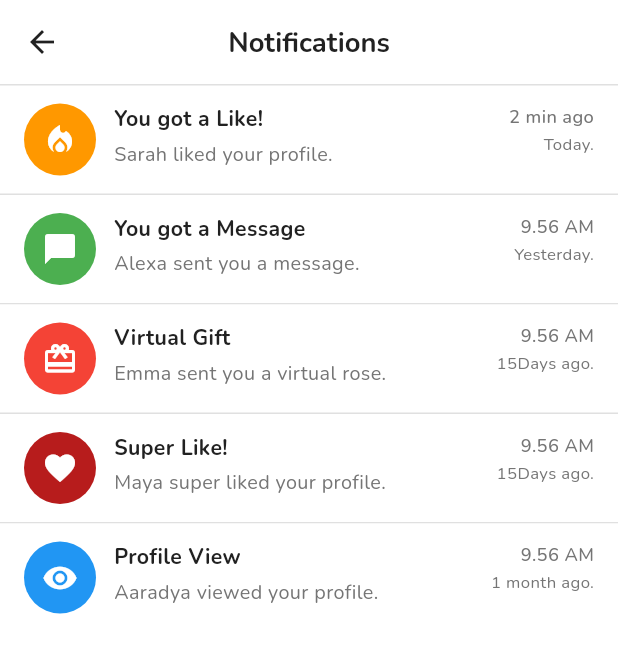
After one commit to sanashajiya/little_hearts, a Flutter app: the NotificationsScreen screen opened by its route, on a phone screen of 412 x 824 dp. The commit adds this screen. Shown: the top 653 px of the screen. Run offline on Flutter 3.47's test engine with Material 3 defaults, Android fonts, the phone set to English and light mode, and no system bars; our stand-ins replace dartz, dio, equatable, flutter_bloc, get_it, go_router and 3 more; accounts and stored records are empty.

Commit message:
implemented notification screen UI

```diff
--- a/lib/core/router/app_router.dart
+++ b/lib/core/router/app_router.dart
@@ -33,6 +33,7 @@ import '../../features/hangout/presentation/screens/audio_live_room_screen.dart'
 import '../../features/hangout/presentation/screens/hangout_view_profile_screen.dart';
 import '../../features/leaderboard/presentation/screens/leaderboard_screen.dart';
 import '../../features/leaderboard/domain/entities/leaderboard_zone.dart';
+import '../../features/notifications/presentation/screens/notifications_screen.dart';
 
 
 final appRouter = GoRouter(
@@ -252,6 +253,11 @@ final appRouter = GoRouter(
         return LeaderboardScreen(initialZone: initialZone);
       },
     ),
+    // Notifications Route
+    GoRoute(
+      path: '/notifications',
+      builder: (context, state) => const NotificationsScreen(),
+    ),
 
   ],
 );
--- a/lib/features/male/home/presentation/screens/home_screen.dart
+++ b/lib/features/male/home/presentation/screens/home_screen.dart
@@ -209,7 +209,10 @@ class _HomeScreenState extends State<HomeScreen> {
             const SizedBox(width: 10),
             _circleIcon('assets/icons/chat.png'),
             const SizedBox(width: 10),
-            _circleIcon('assets/icons/notification.png'),
+            GestureDetector(
+              onTap: () => context.push('/notifications'),
+              child: _circleIcon('assets/icons/notification.png'),
+            ),
           ],
         ),
       ],
--- /dev/null
+++ b/lib/features/notifications/data/repositories/notification_repository.dart
@@ -0,0 +1,83 @@
+import '../../domain/entities/notification.dart';
+import '../../domain/entities/notification_type.dart';
+
+abstract class NotificationRepository {
+  Future<List<Notification>> getNotifications();
+}
+
+class NotificationRepositoryImpl implements NotificationRepository {
+  @override
+  Future<List<Notification>> getNotifications() async {
+    // Simulate network delay
+    await Future.delayed(const Duration(milliseconds: 300));
+
+    final now = DateTime.now();
+
+    return [
+      Notification(
+        id: '1',
+        type: NotificationType.like,
+        title: 'You got a Like!',
+        subtitle: 'Sarah liked your profile.',
+        timestamp: now.subtract(const Duration(minutes: 2)),
+        isRead: false,
+      ),
+      Notification(
+        id: '2',
+        type: NotificationType.message,
+        title: 'You got a Message',
+        subtitle: 'Alexa sent you a message.',
+        timestamp: DateTime(
+          now.year,
+          now.month,
+          now.day - 1,
+          9,
+          56,
+        ),
+        isRead: false,
+      ),
+      Notification(
+        id: '3',
+        type: NotificationType.virtualGift,
+        title: 'Virtual Gift',
+        subtitle: 'Emma sent you a virtual rose.',
+        timestamp: DateTime(
+          now.year,
+          now.month,
+          now.day - 15,
+          9,
+          56,
+        ),
+        isRead: true,
+      ),
+      Notification(
+        id: '4',
+        type: NotificationType.superLike,
+        title: 'Super Like!',
+        subtitle: 'Maya super liked your profile.',
+        timestamp: DateTime(
+          now.year,
+          now.month,
+          now.day - 15,
+          9,
+          56,
+        ),
+        isRead: true,
+      ),
+      Notification(
+        id: '5',
+        type: NotificationType.profileView,
+        title: 'Profile View',
+        subtitle: 'Aaradya viewed your profile.',
+        timestamp: DateTime(
+          now.year,
+          now.month,
+          now.day - 30,
+          9,
+          56,
+        ),
+        isRead: true,
+      ),
+    ];
+  }
+}
--- /dev/null
+++ b/lib/features/notifications/domain/entities/notification.dart
@@ -0,0 +1,19 @@
+import 'notification_type.dart';
+
+class Notification {
+  final String id;
+  final NotificationType type;
+  final String title;
+  final String subtitle;
+  final DateTime timestamp;
+  final bool isRead;
+
+  const Notification({
+    required this.id,
+    required this.type,
+    required this.title,
+    required this.subtitle,
+    required this.timestamp,
+    this.isRead = false,
+  });
+}
--- /dev/null
+++ b/lib/features/notifications/domain/entities/notification_type.dart
@@ -0,0 +1,7 @@
+enum NotificationType {
+  like,
+  message,
+  virtualGift,
+  superLike,
+  profileView,
+}
--- /dev/null
+++ b/lib/features/notifications/presentation/screens/notifications_screen.dart
@@ -0,0 +1,93 @@
+import 'package:flutter/material.dart';
+import '../../../../core/theme/app_colors.dart';
+import '../../data/repositories/notification_repository.dart';
+import '../../domain/entities/notification.dart' as entities;
+import '../widgets/notifications_app_bar.dart';
+import '../widgets/notification_item.dart';
+
+class NotificationsScreen extends StatefulWidget {
+  const NotificationsScreen({super.key});
+
+  @override
+  State<NotificationsScreen> createState() => _NotificationsScreenState();
+}
+
+class _NotificationsScreenState extends State<NotificationsScreen> {
+  final NotificationRepository _repository = NotificationRepositoryImpl();
+  List<entities.Notification> _notifications = [];
+  bool _isLoading = true;
+
+  @override
+  void initState() {
+    super.initState();
+    _loadNotifications();
+  }
+
+  Future<void> _loadNotifications() async {
+    setState(() {
+      _isLoading = true;
+    });
+
+    final notifications = await _repository.getNotifications();
+
+    setState(() {
+      _notifications = notifications;
+      _isLoading = false;
+    });
+  }
+
+  @override
+  Widget build(BuildContext context) {
+    return Scaffold(
+      backgroundColor: AppColors.greyLight,
+      appBar: const NotificationsAppBar(),
+      body: _isLoading
+          ? const Center(
+              child: CircularProgressIndicator(
+                color: AppColors.primary,
+              ),
+            )
+          : _notifications.isEmpty
+              ? Center(
+                  child: Column(
+                    mainAxisAlignment: MainAxisAlignment.center,
+                    children: [
+                      Icon(
+                        Icons.notifications_none,
+                        size: 64,
+                        color: AppColors.textSecondary,
+                      ),
+                      const SizedBox(height: 16),
+                      Text(
+                        'No notifications yet',
+                        style: TextStyle(
+                          color: AppColors.textSecondary,
+                          fontSize: 16,
+                        ),
+                      ),
+                    ],
+                  ),
+                )
+              : Container(
+                  margin: const EdgeInsets.all(0),
+                  decoration: BoxDecoration(
+                    color: AppColors.white,
+                    borderRadius: BorderRadius.circular(0),
+                  ),
+                  child: ListView.separated(
+                    itemCount: _notifications.length,
+                    separatorBuilder: (context, index) => Divider(
+                      height: 1,
+                      thickness: 1,
+                      color: AppColors.borderLight,
+                    ),
+                    itemBuilder: (context, index) {
+                      return NotificationItem(
+                        notification: _notifications[index],
+                      );
+                    },
+                  ),
+                ),
+    );
+  }
+}
--- /dev/null
+++ b/lib/features/notifications/presentation/widgets/notification_icon.dart
@@ -0,0 +1,56 @@
+import 'package:flutter/material.dart';
+import '../../domain/entities/notification_type.dart';
+
+class NotificationIcon extends StatelessWidget {
+  final NotificationType type;
+  final double size;
+
+  const NotificationIcon({
+    super.key,
+    required this.type,
+    this.size = 48,
+  });
+
+  @override
+  Widget build(BuildContext context) {
+    IconData iconData;
+    Color backgroundColor;
+
+    switch (type) {
+      case NotificationType.like:
+        iconData = Icons.local_fire_department;
+        backgroundColor = Colors.orange;
+        break;
+      case NotificationType.message:
+        iconData = Icons.chat_bubble;
+        backgroundColor = Colors.green;
+        break;
+      case NotificationType.virtualGift:
+        iconData = Icons.card_giftcard;
+        backgroundColor = Colors.red;
+        break;
+      case NotificationType.superLike:
+        iconData = Icons.favorite;
+        backgroundColor = Colors.red.shade900;
+        break;
+      case NotificationType.profileView:
+        iconData = Icons.visibility;
+        backgroundColor = Colors.blue;
+        break;
+    }
+
+    return Container(
+      width: size,
+      height: size,
+      decoration: BoxDecoration(
+        color: backgroundColor,
+        shape: BoxShape.circle,
+      ),
+      child: Icon(
+        iconData,
+        color: Colors.white,
+        size: size * 0.5,
+      ),
+    );
+  }
+}
--- /dev/null
+++ b/lib/features/notifications/presentation/widgets/notification_item.dart
@@ -0,0 +1,72 @@
+import 'package:flutter/material.dart';
+import '../../../../core/constants/custom_text.dart';
+import '../../../../core/theme/app_colors.dart';
+import '../../domain/entities/notification.dart' as entities;
+import 'notification_icon.dart';
+import 'notification_time.dart';
+
+class NotificationItem extends StatelessWidget {
+  final entities.Notification notification;
+
+  const NotificationItem({
+    super.key,
+    required this.notification,
+  });
+
+  Color _getBackgroundColor() {
+    final now = DateTime.now();
+    final difference = now.difference(notification.timestamp);
+
+    // Unread or recent (less than 1 day old) → light purple/pink tint
+    if (!notification.isRead || difference.inDays < 1) {
+      // return AppColors.dateModeLight.withOpacity(0.2);
+    }
+
+    // Older notifications → white background
+    return AppColors.white;
+  }
+
+  @override
+  Widget build(BuildContext context) {
+    return Container(
+      color: _getBackgroundColor(),
+      padding: const EdgeInsets.symmetric(horizontal: 16, vertical: 12),
+      child: Row(
+        crossAxisAlignment: CrossAxisAlignment.start,
+        children: [
+          // Left Section - Icon
+          NotificationIcon(
+            type: notification.type,
+            size: 48,
+          ),
+          const SizedBox(width: 12),
+          // Middle Section - Text
+          Expanded(
+            child: Column(
+              crossAxisAlignment: CrossAxisAlignment.start,
+              mainAxisSize: MainAxisSize.min,
+              children: [
+                CustomText(
+                  text: notification.title,
+                  fontSize: 14,
+                  fontWeight: FontWeightType.bold,
+                  color: AppColors.textPrimary,
+                ),
+                const SizedBox(height: 4),
+                CustomText(
+                  text: notification.subtitle,
+                  fontSize: 13,
+                  fontWeight: FontWeightType.regular,
+                  color: AppColors.textSecondary,
+                ),
+              ],
+            ),
+          ),
+          const SizedBox(width: 12),
+          // Right Section - Time
+          NotificationTime(timestamp: notification.timestamp),
+        ],
+      ),
+    );
+  }
+}
--- /dev/null
+++ b/lib/features/notifications/presentation/widgets/notification_time.dart
@@ -0,0 +1,80 @@
+import 'package:flutter/material.dart';
+import '../../../../core/constants/custom_text.dart';
+import '../../../../core/theme/app_colors.dart';
+
+class NotificationTime extends StatelessWidget {
+  final DateTime timestamp;
+
+  const NotificationTime({
+    super.key,
+    required this.timestamp,
+  });
+
+  String _getTimeString(DateTime dateTime) {
+    final now = DateTime.now();
+    final today = DateTime(now.year, now.month, now.day);
+    final notificationDate = DateTime(dateTime.year, dateTime.month, dateTime.day);
+    final difference = now.difference(dateTime);
+
+    if (difference.inMinutes < 60) {
+      return '${difference.inMinutes} min ago';
+    } else if (notificationDate == today) {
+      // Still today, show hours ago
+      return '${difference.inHours} hour${difference.inHours > 1 ? 's' : ''} ago';
+    } else {
+      // Older than today, show time in 12-hour format
+      final hour = dateTime.hour;
+      final minute = dateTime.minute;
+      final period = hour >= 12 ? 'PM' : 'AM';
+      final displayHour = hour > 12 ? hour - 12 : (hour == 0 ? 12 : hour);
+      final displayMinute = minute.toString().padLeft(2, '0');
+      return '$displayHour.$displayMinute $period';
+    }
+  }
+
+  String _getDateLabel(DateTime dateTime) {
+    final now = DateTime.now();
+    final today = DateTime(now.year, now.month, now.day);
+    final yesterday = today.subtract(const Duration(days: 1));
+    final notificationDate = DateTime(dateTime.year, dateTime.month, dateTime.day);
+
+    if (notificationDate == today) {
+      return 'Today.';
+    } else if (notificationDate == yesterday) {
+      return 'Yesterday.';
+    } else {
+      final difference = today.difference(notificationDate).inDays;
+      if (difference < 30) {
+        return '${difference}Days ago.';
+      } else if (difference < 60) {
+        return '1 month ago.';
+      } else {
+        final months = (difference / 30).floor();
+        return '$months month${months > 1 ? 's' : ''} ago.';
+      }
+    }
+  }
+
+  @override
+  Widget build(BuildContext context) {
+    return Column(
+      crossAxisAlignment: CrossAxisAlignment.end,
+      mainAxisSize: MainAxisSize.min,
+      children: [
+        CustomText(
+          text: _getTimeString(timestamp),
+          fontSize: 12,
+          fontWeight: FontWeightType.medium,
+          color: AppColors.textSecondary,
+        ),
+        const SizedBox(height: 2),
+        CustomText(
+          text: _getDateLabel(timestamp),
+          fontSize: 11,
+          fontWeight: FontWeightType.regular,
+          color: AppColors.textSecondary,
+        ),
+      ],
+    );
+  }
+}
--- /dev/null
+++ b/lib/features/notifications/presentation/widgets/notifications_app_bar.dart
@@ -0,0 +1,39 @@
+import 'package:flutter/material.dart';
+import '../../../../core/constants/custom_text.dart';
+import '../../../../core/theme/app_colors.dart';
+
+class NotificationsAppBar extends StatelessWidget implements PreferredSizeWidget {
+  const NotificationsAppBar({super.key});
+
+  @override
+  Widget build(BuildContext context) {
+    return AppBar(
+      backgroundColor: AppColors.white,
+      elevation: 0,
+      leading: IconButton(
+        icon: const Icon(
+          Icons.arrow_back,
+          color: AppColors.textPrimary,
+        ),
+        onPressed: () => Navigator.of(context).pop(),
+      ),
+      centerTitle: true,
+      title: const CustomText(
+        text: 'Notifications',
+        fontSize: 18,
+        fontWeight: FontWeightType.bold,
+        color: AppColors.textPrimary,
+      ),
+      bottom: PreferredSize(
+        preferredSize: const Size.fromHeight(1),
+        child: Container(
+          height: 1,
+          color: AppColors.borderLight,
+        ),
+      ),
+    );
+  }
+
+  @override
+  Size get preferredSize => const Size.fromHeight(kToolbarHeight + 1);
+}
```
